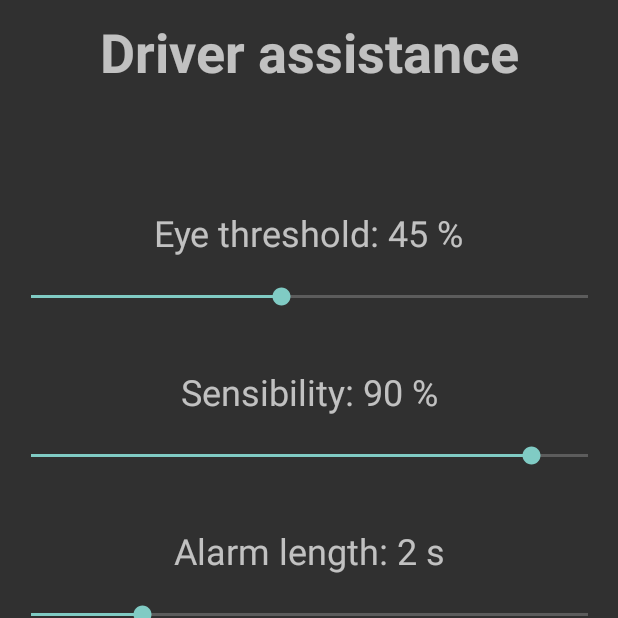
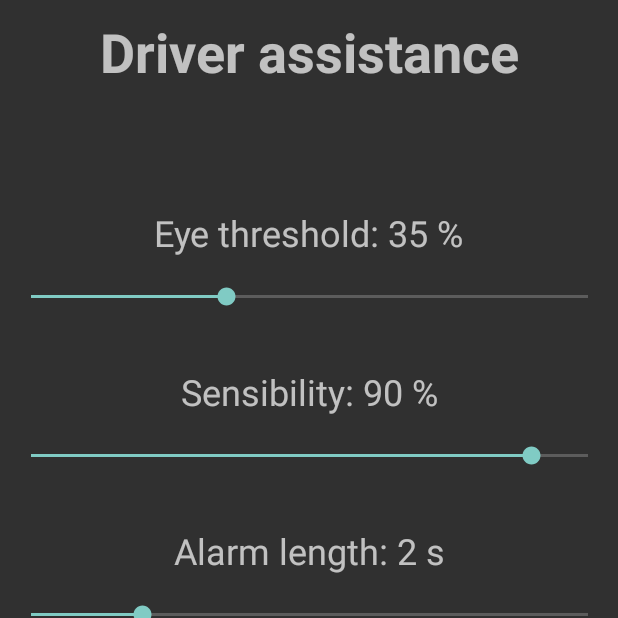
Before and after one commit to marciz1/Driver-assistance-system-Google-Vision, an Android app: the screen it shows after launch (SettingsActivity), on a phone screen of 412 x 824 dp, the top half of it. Run offline under Robolectric (Android 15) with nearby library versions, the phone set to English and light mode, and no system bars.

Commit message:
Fixed: threshold

```diff
--- a/app/src/main/res/layout/activity_setting.xml
+++ b/app/src/main/res/layout/activity_setting.xml
@@ -15,7 +15,7 @@
             android:layout_width="wrap_content"
             android:layout_height="wrap_content"
             android:layout_marginTop="80dp"
-            android:text="Eye threshold: 45 %"
+            android:text="Eye threshold: 35 %"
             android:textSize="24sp"
             app:layout_constraintEnd_toEndOf="parent"
             app:layout_constraintHorizontal_bias="0.497"
@@ -42,7 +42,7 @@
             android:layout_height="33dp"
             android:layout_marginTop="10dp"
             android:max="100"
-            android:progress="45"
+            android:progress="35"
             app:layout_constraintEnd_toEndOf="parent"
             app:layout_constraintStart_toStartOf="parent"
             app:layout_constraintTop_toBottomOf="@+id/textThreshold" />
```
Also changed, not shown: 2 other files.
